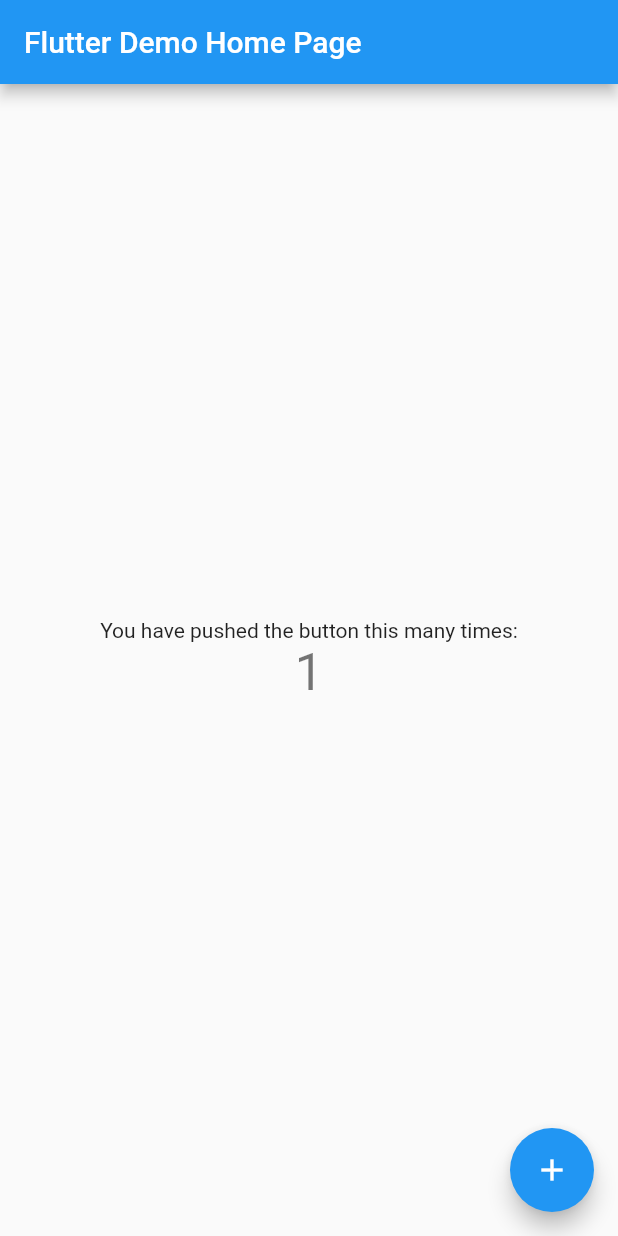
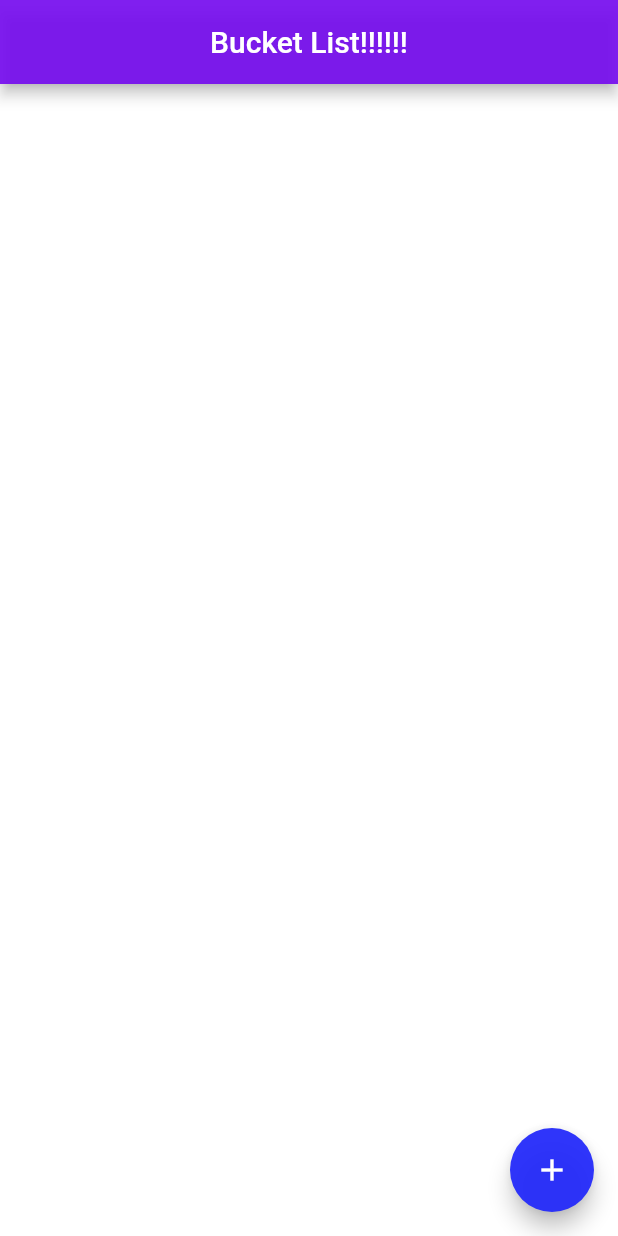
Before and after one commit to Batman2002/bucket_list_app, a Flutter app: the screen it shows after launch, after a tap on the "add" icon, on a phone screen of 412 x 824 dp. Run offline on Flutter 3.47's test engine with Material 2 defaults, Android fonts, the phone set to English and light mode, and no system bars.

Commit message:
hoempage partially done

```diff
--- a/lib/main.dart
+++ b/lib/main.dart
@@ -1,115 +1,16 @@
-import 'package:flutter/material.dart';
+import "package:flutter/material.dart";
+import 'package:bucket_list_app/screens/Homepage/homepage.dart';
 
-void main() {
-  runApp(const MyApp());
-}
+void main() => runApp(MyApp());
 
 class MyApp extends StatelessWidget {
-  const MyApp({super.key});
-
-  // This widget is the root of your application.
   @override
   Widget build(BuildContext context) {
+    // TODO: implement build
     return MaterialApp(
-      title: 'Flutter Demo',
-      theme: ThemeData(
-        // This is the theme of your application.
-        //
-        // Try running your application with "flutter run". You'll see the
-        // application has a blue toolbar. Then, without quitting the app, try
-        // changing the primarySwatch below to Colors.green and then invoke
-        // "hot reload" (press "r" in the console where you ran "flutter run",
-        // or simply save your changes to "hot reload" in a Flutter IDE).
-        // Notice that the counter didn't reset back to zero; the application
-        // is not restarted.
-        primarySwatch: Colors.blue,
-      ),
-      home: const MyHomePage(title: 'Flutter Demo Home Page'),
+      title: 'Bucket List',
+      theme: ThemeData(primaryColor: Color.fromARGB(255, 9, 9, 9)),
+      home: Homepage(),
     );
   }
 }
-
-class MyHomePage extends StatefulWidget {
-  const MyHomePage({super.key, required this.title});
-
-  // This widget is the home page of your application. It is stateful, meaning
-  // that it has a State object (defined below) that contains fields that affect
-  // how it looks.
-
-  // This class is the configuration for the state. It holds the values (in this
-  // case the title) provided by the parent (in this case the App widget) and
-  // used by the build method of the State. Fields in a Widget subclass are
-  // always marked "final".
-
-  final String title;
-
-  @override
-  State<MyHomePage> createState() => _MyHomePageState();
-}
-
-class _MyHomePageState extends State<MyHomePage> {
-  int _counter = 0;
-
-  void _incrementCounter() {
-    setState(() {
-      // This call to setState tells the Flutter framework that something has
-      // changed in this State, which causes it to rerun the build method below
-      // so that the display can reflect the updated values. If we changed
-      // _counter without calling setState(), then the build method would not be
-      // called again, and so nothing would appear to happen.
-      _counter++;
-    });
-  }
-
-  @override
-  Widget build(BuildContext context) {
-    // This method is rerun every time setState is called, for instance as done
-    // by the _incrementCounter method above.
-    //
-    // The Flutter framework has been optimized to make rerunning build methods
-    // fast, so that you can just rebuild anything that needs updating rather
-    // than having to individually change instances of widgets.
-    return Scaffold(
-      appBar: AppBar(
-        // Here we take the value from the MyHomePage object that was created by
-        // the App.build method, and use it to set our appbar title.
-        title: Text(widget.title),
-      ),
-      body: Center(
-        // Center is a layout widget. It takes a single child and positions it
-        // in the middle of the parent.
-        child: Column(
-          // Column is also a layout widget. It takes a list of children and
-          // arranges them vertically. By default, it sizes itself to fit its
-          // children horizontally, and tries to be as tall as its parent.
-          //
-          // Invoke "debug painting" (press "p" in the console, choose the
-          // "Toggle Debug Paint" action from the Flutter Inspector in Android
-          // Studio, or the "Toggle Debug Paint" command in Visual Studio Code)
-          // to see the wireframe for each widget.
-          //
-          // Column has various properties to control how it sizes itself and
-          // how it positions its children. Here we use mainAxisAlignment to
-          // center the children vertically; the main axis here is the vertical
-          // axis because Columns are vertical (the cross axis would be
-          // horizontal).
-          mainAxisAlignment: MainAxisAlignment.center,
-          children: <Widget>[
-            const Text(
-              'You have pushed the button this many times:',
-            ),
-            Text(
-              '$_counter',
-              style: Theme.of(context).textTheme.headlineMedium,
-            ),
-          ],
-        ),
-      ),
-      floatingActionButton: FloatingActionButton(
-        onPressed: _incrementCounter,
-        tooltip: 'Increment',
-        child: const Icon(Icons.add),
-      ), // This trailing comma makes auto-formatting nicer for build methods.
-    );
-  }
-}
--- /dev/null
+++ b/lib/screens/Homepage/homepage.dart
@@ -0,0 +1,27 @@
+import 'package:flutter/material.dart';
+
+class Homepage extends StatelessWidget {
+  const Homepage({super.key});
+
+  @override
+  Widget build(BuildContext context) {
+    return LayoutBuilder(builder: (context, constraint) {
+      return Scaffold(
+        backgroundColor: const Color.fromARGB(0, 0, 0, 0),
+        appBar: AppBar(
+          title: const Text('Bucket List!!!!!!'),
+          backgroundColor: const Color.fromARGB(232, 117, 10, 239),
+          centerTitle: true,
+        ),
+        // bottomNavigationBar: Row(
+        // children: [
+        floatingActionButton: FloatingActionButton(
+          backgroundColor: const Color.fromARGB(239, 34, 41, 251),
+          onPressed: () {},
+          child: const Icon(Icons.add),
+          // ],
+        ),
+      );
+    });
+  }
+}
```
